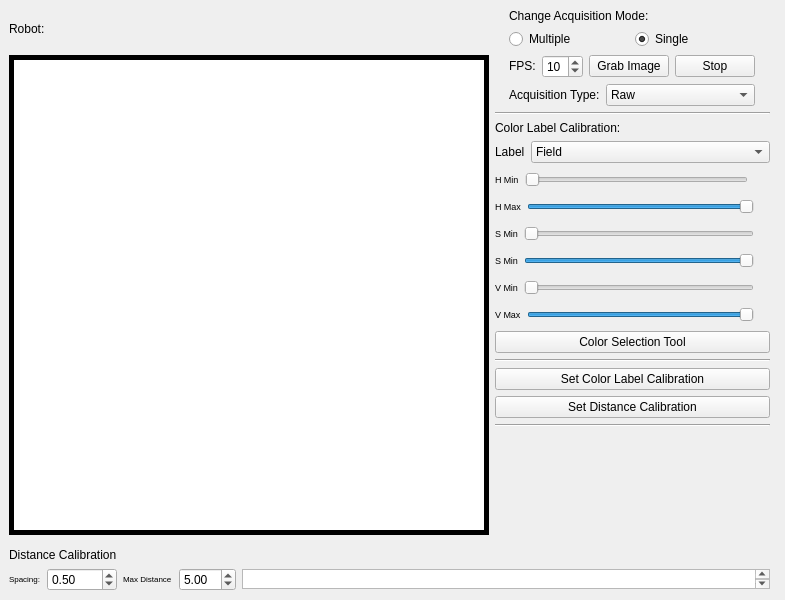
Qt form vision_calib/src/vision_calib.ui (minhoteam-msl/minho_team_tools) before a commit.
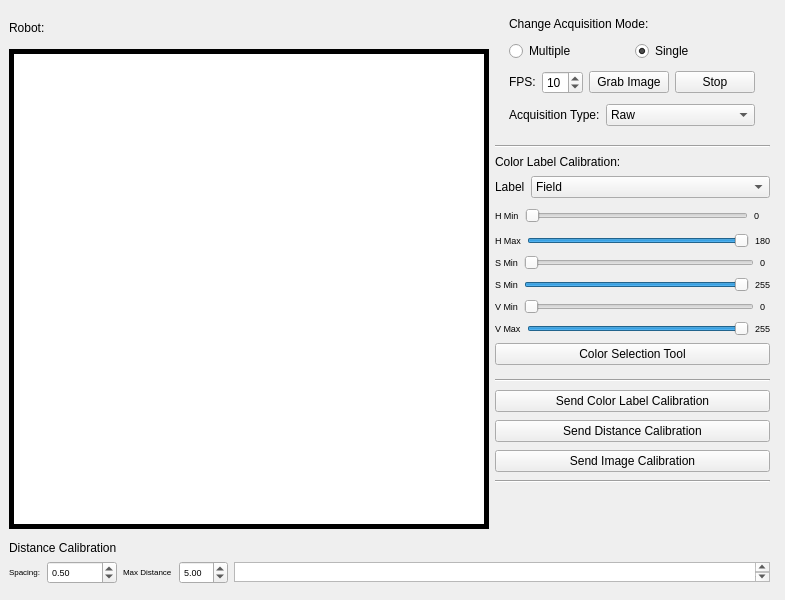
The same form after that commit.

Commit message: Added support for calibration mode and made slots for trackbars

Diff of the .ui file:
```diff
--- a/vision_calib/src/vision_calib.ui
+++ b/vision_calib/src/vision_calib.ui
@@ -328,7 +328,7 @@
            </font>
           </property>
           <property name="text">
-           <string>&lt;html&gt;&lt;head/&gt;&lt;body&gt;&lt;p&gt;&lt;br/&gt;&lt;/p&gt;&lt;/body&gt;&lt;/html&gt;</string>
+           <string>&lt;html&gt;&lt;head/&gt;&lt;body&gt;&lt;p&gt;255&lt;/p&gt;&lt;/body&gt;&lt;/html&gt;</string>
           </property>
          </widget>
         </item>
@@ -436,7 +436,7 @@
            </font>
           </property>
           <property name="text">
-           <string>&lt;html&gt;&lt;head/&gt;&lt;body&gt;&lt;p&gt;&lt;br/&gt;&lt;/p&gt;&lt;/body&gt;&lt;/html&gt;</string>
+           <string>&lt;html&gt;&lt;head/&gt;&lt;body&gt;&lt;p&gt;0&lt;/p&gt;&lt;/body&gt;&lt;/html&gt;</string>
           </property>
          </widget>
         </item>
@@ -496,7 +496,7 @@
            </font>
           </property>
           <property name="text">
-           <string>&lt;html&gt;&lt;head/&gt;&lt;body&gt;&lt;p&gt;&lt;br/&gt;&lt;/p&gt;&lt;/body&gt;&lt;/html&gt;</string>
+           <string>&lt;html&gt;&lt;head/&gt;&lt;body&gt;&lt;p&gt;0&lt;/p&gt;&lt;/body&gt;&lt;/html&gt;</string>
           </property>
          </widget>
         </item>
@@ -576,7 +576,7 @@
            </font>
           </property>
           <property name="text">
-           <string>&lt;html&gt;&lt;head/&gt;&lt;body&gt;&lt;p&gt;&lt;br/&gt;&lt;/p&gt;&lt;/body&gt;&lt;/html&gt;</string>
+           <string>&lt;html&gt;&lt;head/&gt;&lt;body&gt;&lt;p&gt;0&lt;/p&gt;&lt;/body&gt;&lt;/html&gt;</string>
           </property>
          </widget>
         </item>
@@ -639,7 +639,7 @@
            </font>
           </property>
           <property name="text">
-           <string>&lt;html&gt;&lt;head/&gt;&lt;body&gt;&lt;p&gt;&lt;br/&gt;&lt;/p&gt;&lt;/body&gt;&lt;/html&gt;</string>
+           <string>&lt;html&gt;&lt;head/&gt;&lt;body&gt;&lt;p&gt;255&lt;/p&gt;&lt;/body&gt;&lt;/html&gt;</string>
           </property>
          </widget>
         </item>
@@ -702,7 +702,7 @@
            </font>
           </property>
           <property name="text">
-           <string>&lt;html&gt;&lt;head/&gt;&lt;body&gt;&lt;p&gt;&lt;br/&gt;&lt;/p&gt;&lt;/body&gt;&lt;/html&gt;</string>
+           <string>&lt;html&gt;&lt;head/&gt;&lt;body&gt;&lt;p&gt;180&lt;/p&gt;&lt;/body&gt;&lt;/html&gt;</string>
           </property>
          </widget>
         </item>
@@ -735,7 +735,7 @@
          </sizepolicy>
         </property>
         <property name="text">
-         <string>Set Color Label Calibration</string>
+         <string>Send Color Label Calibration</string>
         </property>
        </widget>
       </item>
@@ -755,20 +755,33 @@
          </sizepolicy>
         </property>
         <property name="text">
-         <string>Set Distance Calibration</string>
+         <string>Send Distance Calibration</string>
         </property>
        </widget>
       </item>
-      <item row="3" column="0">
+      <item row="4" column="0">
        <widget class="Line" name="line_4">
         <property name="orientation">
          <enum>Qt::Horizontal</enum>
         </property>
        </widget>
       </item>
+      <item row="3" column="0">
+       <widget class="QPushButton" name="bt_setimg">
+        <property name="sizePolicy">
+         <sizepolicy hsizetype="Minimum" vsizetype="Fixed">
+          <horstretch>0</horstretch>
+          <verstretch>0</verstretch>
+         </sizepolicy>
+        </property>
+        <property name="text">
+         <string>Send Image Calibration</string>
+        </property>
+       </widget>
+      </item>
      </layout>
     </item>
-    <item row="3" column="2" rowspan="2">
+    <item row="3" column="2">
      <widget class="QLabel" name="label_19">
       <property name="sizePolicy">
        <sizepolicy hsizetype="Maximum" vsizetype="Maximum">
@@ -823,6 +836,13 @@
         </item>
         <item>
          <widget class="QDoubleSpinBox" name="spin_space">
+          <property name="font">
+           <font>
+            <pointsize>7</pointsize>
+            <weight>50</weight>
+            <bold>false</bold>
+           </font>
+          </property>
           <property name="minimum">
            <double>0.100000000000000</double>
           </property>
@@ -883,6 +903,13 @@
         </item>
         <item>
          <widget class="QDoubleSpinBox" name="spin_maxdist">
+          <property name="font">
+           <font>
+            <pointsize>7</pointsize>
+            <weight>50</weight>
+            <bold>false</bold>
+           </font>
+          </property>
           <property name="minimum">
            <double>0.100000000000000</double>
           </property>
@@ -924,6 +951,9 @@
             <bold>false</bold>
            </font>
           </property>
+          <property name="plainText">
+           <string/>
+          </property>
          </widget>
         </item>
        </layout>
```
The commit also changes 3 other files.
